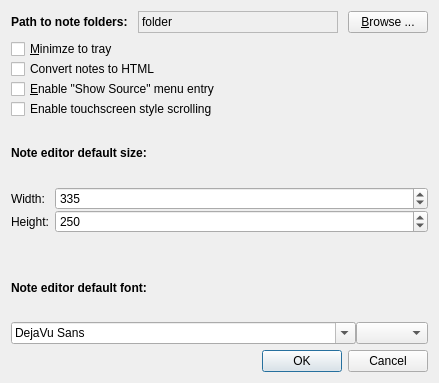
The window that src/ui/preferences.ui (hakaishi/nobleNote) describes before a commit, drawn with Qt 5.
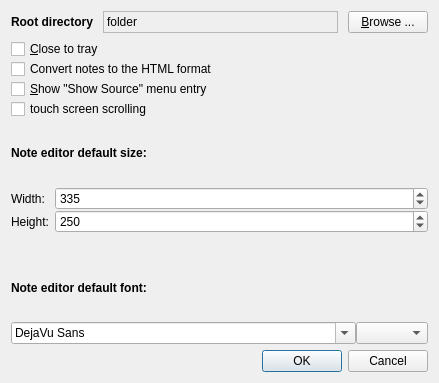
The same window after the commit. Icons and pictures are not drawn.

```diff
--- a/src/ui/preferences.ui
+++ b/src/ui/preferences.ui
@@ -30,7 +30,7 @@
       </sizepolicy>
      </property>
      <property name="text">
-      <string>&lt;b&gt;Path to note folders:&lt;/b&gt;</string>
+      <string>&lt;html&gt;&lt;head/&gt;&lt;body&gt;&lt;p&gt;&lt;span style=&quot; font-weight:600;&quot;&gt;Root directory&lt;/span&gt;&lt;/p&gt;&lt;/body&gt;&lt;/html&gt;</string>
      </property>
     </widget>
    </item>
@@ -148,14 +148,14 @@
         <string notr="true">Enables drag to scroll</string>
        </property>
        <property name="text">
-        <string>Enable touchscreen style scrolling</string>
+        <string>touch screen scrolling</string>
        </property>
       </widget>
      </item>
      <item row="2" column="0" colspan="2">
       <widget class="QCheckBox" name="showSource">
        <property name="text">
-        <string>&amp;Enable &quot;Show Source&quot; menu entry</string>
+        <string>&amp;Show &quot;Show Source&quot; menu entry</string>
        </property>
       </widget>
      </item>
@@ -165,7 +165,7 @@
         <string>Automatically convert non-HTML notes to the HTML format. If disabled, non-HTML notes are opened read only.</string>
        </property>
        <property name="text">
-        <string>Convert notes to HTML</string>
+        <string>Convert notes to the HTML format</string>
        </property>
       </widget>
      </item>
@@ -175,7 +175,7 @@
         <string/>
        </property>
        <property name="text">
-        <string>&amp;Minimze to tray</string>
+        <string>&amp;Close to tray</string>
        </property>
       </widget>
      </item>
```
